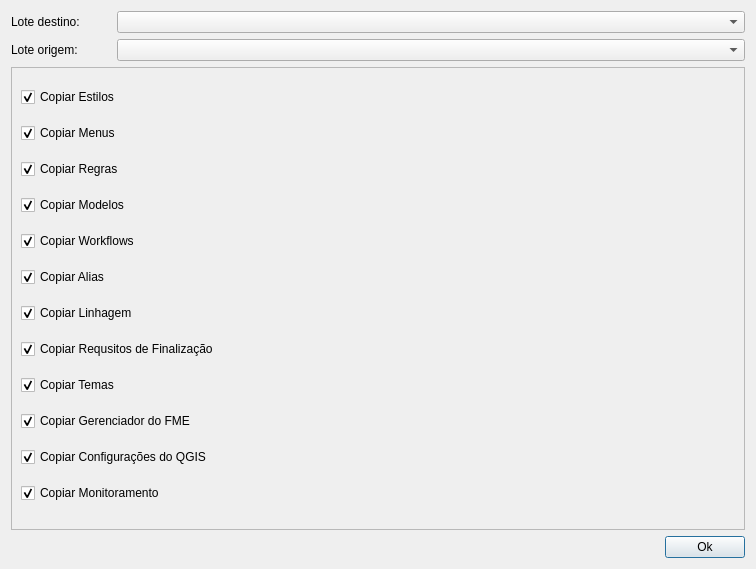
Above: uis/copySetupLot.ui from dsgoficial/SAP_Gerente before the change. Below: the same form after it.
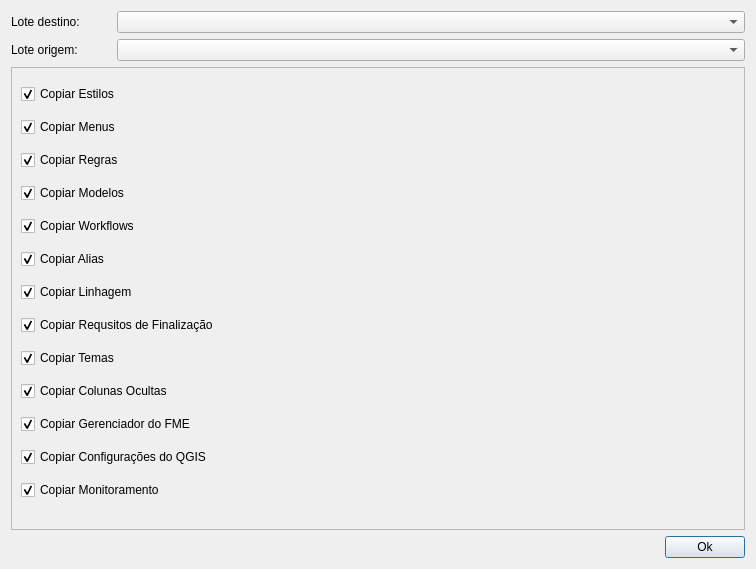
That is the form after the change.

Patch:
```diff
--- a/uis/copySetupLot.ui
+++ b/uis/copySetupLot.ui
@@ -195,6 +195,16 @@
          </property>
         </widget>
        </item>
+       <item>
+        <widget class="QCheckBox" name="hiddenColumnsCkb">
+         <property name="text">
+          <string>Copiar Colunas Ocultas</string>
+         </property>
+         <property name="checked">
+          <bool>true</bool>
+         </property>
+        </widget>
+       </item>
        <item>
         <widget class="QCheckBox" name="fmeCb">
          <property name="text">
```
